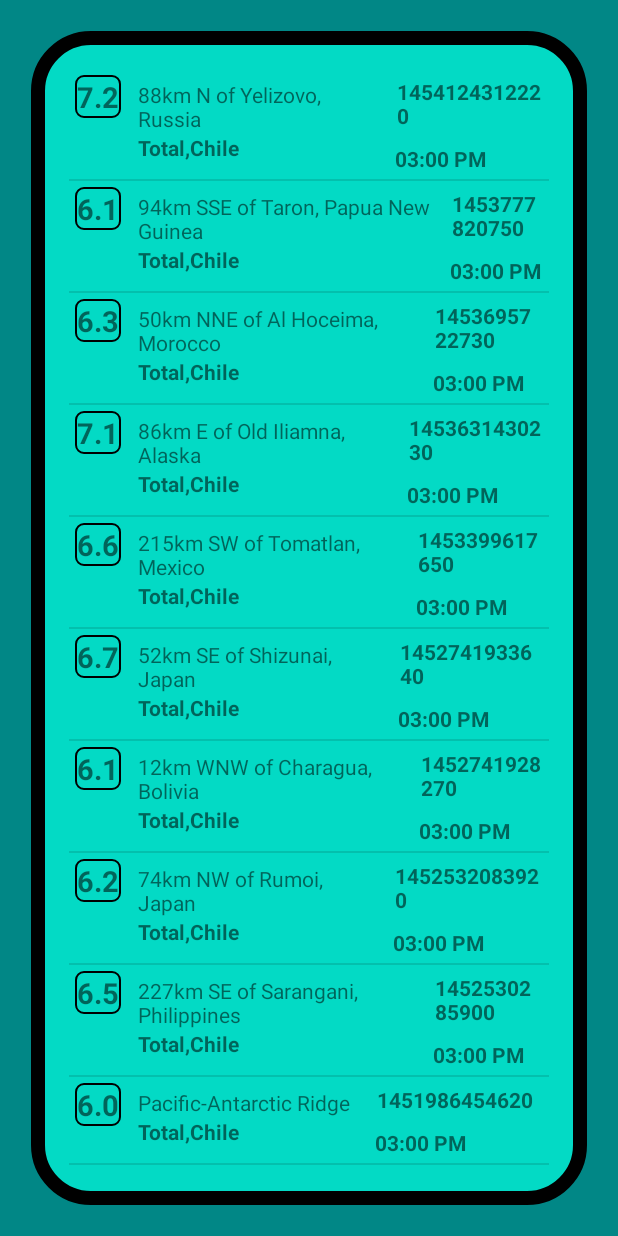
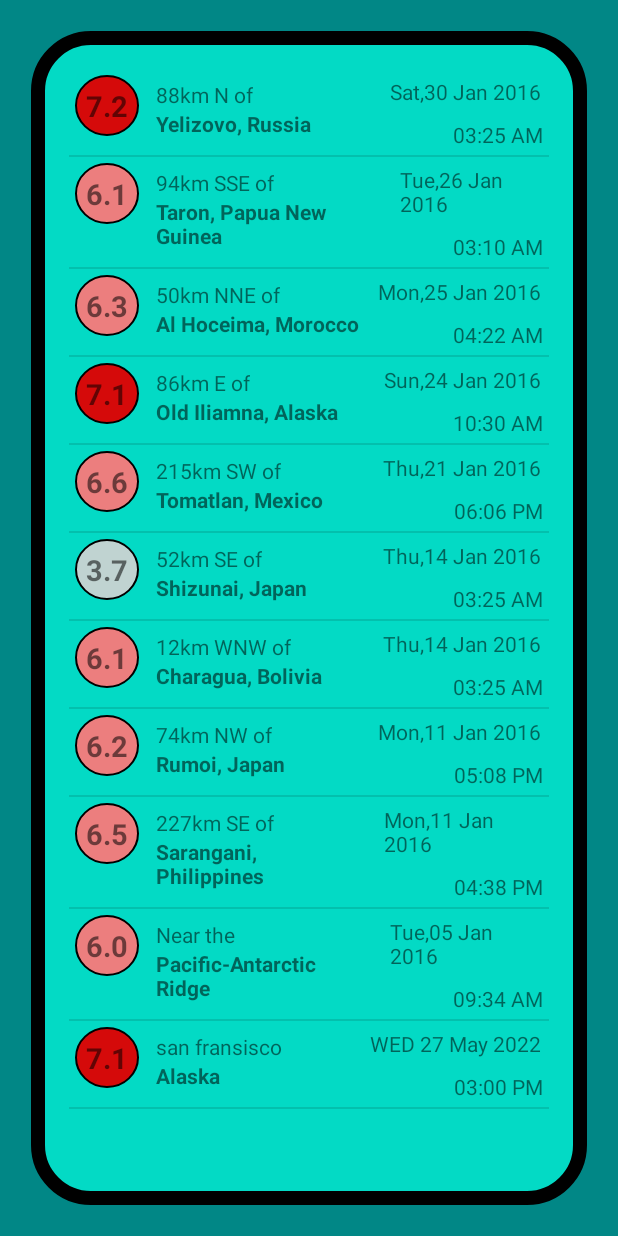
Before and after one commit to ShubhGupta2004/quak, an Android app: the screen it shows after launch (MainActivity), on a phone screen of 412 x 824 dp. Run offline under Robolectric (Android 15) with nearby library versions, the phone set to English and light mode, and no system bars.

Commit message:
1.4 Ui Modification with change in Color

```diff
--- a/app/src/main/java/com/example/quak/MainActivity.java
+++ b/app/src/main/java/com/example/quak/MainActivity.java
@@ -4,7 +4,7 @@ import androidx.appcompat.app.AppCompatActivity;
 
 import android.os.Bundle;
 
-        import android.widget.ArrayAdapter;
+
         import android.widget.ListView;
 
         import java.util.ArrayList;
@@ -21,35 +21,11 @@ public class MainActivity extends AppCompatActivity {
         // Create a fake list of earthquake locations.
         ArrayList<earthQuakeData> earthquakes = QueryUtils.extractEarthquakes();
 
-        earthquakes.add(new earthQuakeData("san fransisco","7.1","27"));
-        earthquakes.add(new earthQuakeData("san fransisco","7.2","27"));
-        earthquakes.add(new earthQuakeData("san fransisco","7.3","27"));
-        earthquakes.add(new earthQuakeData("san fransisco","7.4","27"));
-        earthquakes.add(new earthQuakeData("san fransisco","7.5","27"));
-        earthquakes.add(new earthQuakeData("san frandsisco","7.6","27"));
-        earthquakes.add(new earthQuakeData("san fransisco","7.7","27"));
-        earthquakes.add(new earthQuakeData("san fransisco","7.8","27"));
-        earthquakes.add(new earthQuakeData("san fransisco","7.9","27"));
-        earthquakes.add(new earthQuakeData("san fransisco","7.0","27"));
-        earthquakes.add(new earthQuakeData("san fransisco","7.01","27"));
-        earthquakes.add(new earthQuakeData("san fransisco","7.05","27"));
-        earthquakes.add(new earthQuakeData("san fransisco","7.40","27"));
-        earthquakes.add(new earthQuakeData("san fransisco","74.04","27"));
-        //
-        earthquakes.add(new earthQuakeData("san fransisco","7.340","27"));
-        earthquakes.add(new earthQuakeData("san fransisco","7.30","27"));
-        earthquakes.add(new earthQuakeData("san fransisco","7.30","27"));
-        earthquakes.add(new earthQuakeData("san dransisco","7.30","27"));
-        earthquakes.add(new earthQuakeData("san fransisco","7.320","27"));
-        earthquakes.add(new earthQuakeData("san fransisco","7.3220","27"));
-        earthquakes.add(new earthQuakeData("san fransisco","7.310","27"));
-        earthquakes.add(new earthQuakeData("san fransisco","7.20","27"));
-        earthquakes.add(new earthQuakeData("san fransisco","7.30","27"));
-        earthquakes.add(new earthQuakeData("san fransisco","7.50","27"));
+        earthquakes.add(new earthQuakeData("san fransisco","Alaska","7.1","WED 27 May 2022","03:00 PM"));
 
 
         // Find a reference to the {@link ListView} in the layout
-        ListView earthquakeListView = (ListView) findViewById(R.id.list);
+        ListView earthquakeListView = findViewById(R.id.list);
 
         // Create a new {@link ArrayAdapter} of earthquakes
         QuakeArrayAdapter adapter = new QuakeArrayAdapter(
--- a/app/src/main/java/com/example/quak/QuakeArrayAdapter.java
+++ b/app/src/main/java/com/example/quak/QuakeArrayAdapter.java
@@ -1,7 +1,9 @@
 package com.example.quak;
 
-import  android.app.Activity;
+
 import android.content.Context;
+import android.graphics.drawable.GradientDrawable;
+import android.util.Log;
 import android.view.LayoutInflater;
 import android.view.View;
 import android.view.ViewGroup;
@@ -10,6 +12,7 @@ import android.widget.TextView;
 
 import androidx.annotation.NonNull;
 import androidx.annotation.Nullable;
+import androidx.core.content.ContextCompat;
 
 import java.util.List;
 
@@ -17,6 +20,42 @@ public class QuakeArrayAdapter extends ArrayAdapter<earthQuakeData> {
 
     QuakeArrayAdapter(Context context, List<earthQuakeData> arrayAdapter){
         super(context,0, arrayAdapter);
+
+    }
+    public int getColor(double magnitude){
+
+        int mag1 = (int) Math.floor(magnitude);
+        int resourceId;
+
+        switch (mag1){
+            case 1:
+                resourceId=R.color.magni1;
+                break;
+            case 2:
+                resourceId=R.color.magni2;
+                break;
+            case 3:
+                resourceId=R.color.magni3;
+                break;
+            case 4:
+                resourceId=R.color.magni4;
+                break;
+            case 5:
+                resourceId=R.color.magni5;
+                break;
+            case 6:
+                resourceId=R.color.magni6;
+                break;
+            default:
+                resourceId=R.color.magni7;
+                break;
+
+        }
+
+        Log.d("quack", mag1+" "+resourceId);
+
+
+        return ContextCompat.getColor(getContext(),resourceId);
 
     }
 
@@ -31,6 +70,14 @@ public class QuakeArrayAdapter extends ArrayAdapter<earthQuakeData> {
         earthQuakeData currentEarthQuake = getItem(position);
 
         TextView magnitudeView = listView.findViewById(R.id.magnitude);
+        GradientDrawable gradientDrawable = (GradientDrawable) magnitudeView.getBackground();
+
+        double man = Double.parseDouble( currentEarthQuake.getMag());
+
+        int returnColor = getColor(man);
+
+        gradientDrawable.setColor(returnColor);
+        //magnitudeView.setBackgroundColor(returnColor);
         magnitudeView.setText(currentEarthQuake.getMag());
 
         TextView locationView = listView.findViewById(R.id.location);
@@ -39,6 +86,15 @@ public class QuakeArrayAdapter extends ArrayAdapter<earthQuakeData> {
         TextView dateView = listView.findViewById(R.id.dateOfIncident);
         dateView.setText(currentEarthQuake.getDate());
 
+        TextView TimeView = listView.findViewById(R.id.timeOfIncident);
+        TimeView.setText(currentEarthQuake.getTime());
+
+        TextView countryView = listView.findViewById(R.id.country);
+        countryView.setText(currentEarthQuake.getCountry());
+
+
+
+
         return listView;
     }
 }
--- a/app/src/main/java/com/example/quak/QueryUtils.java
+++ b/app/src/main/java/com/example/quak/QueryUtils.java
@@ -1,12 +1,17 @@
 package com.example.quak;
 
+import android.annotation.SuppressLint;
 import android.util.Log;
+import android.widget.Toast;
 
 import org.json.JSONArray;
 import org.json.JSONException;
 import org.json.JSONObject;
 
+import java.text.DecimalFormat;
+import java.text.SimpleDateFormat;
 import java.util.ArrayList;
+import java.util.Date;
 
 /**
  * Helper methods related to requesting and receiving earthquake data from USGS.
@@ -19,7 +24,7 @@ public final class QueryUtils {
             "{\"type\":\"Feature\",\"properties\":{\"mag\":6.3,\"place\":\"50km NNE of Al Hoceima, Morocco\",\"time\":1453695722730,\"updated\":1460156773040,\"tz\":0,\"url\":\"http://earthquake.usgs.gov/earthquakes/eventpage/us10004gy9\",\"detail\":\"http://earthquake.usgs.gov/fdsnws/event/1/query?eventid=us10004gy9&format=geojson\",\"felt\":117,\"cdi\":7.2,\"mmi\":5.28,\"alert\":\"green\",\"status\":\"reviewed\",\"tsunami\":0,\"sig\":695,\"net\":\"us\",\"code\":\"10004gy9\",\"ids\":\",us10004gy9,gcmt20160125042203,\",\"sources\":\",us,gcmt,\",\"types\":\",cap,dyfi,geoserve,impact-text,losspager,moment-tensor,nearby-cities,origin,phase-data,shakemap,tectonic-summary,\",\"nst\":null,\"dmin\":2.201,\"rms\":0.92,\"gap\":20,\"magType\":\"mww\",\"type\":\"earthquake\",\"title\":\"M 6.3 - 50km NNE of Al Hoceima, Morocco\"},\"geometry\":{\"type\":\"Point\",\"coordinates\":[-3.6818,35.6493,12]},\"id\":\"us10004gy9\"},\n" +
             "{\"type\":\"Feature\",\"properties\":{\"mag\":7.1,\"place\":\"86km E of Old Iliamna, Alaska\",\"time\":1453631430230,\"updated\":1460156770040,\"tz\":-540,\"url\":\"http://earthquake.usgs.gov/earthquakes/eventpage/us10004gqp\",\"detail\":\"http://earthquake.usgs.gov/fdsnws/event/1/query?eventid=us10004gqp&format=geojson\",\"felt\":1816,\"cdi\":7.2,\"mmi\":6.6,\"alert\":\"green\",\"status\":\"reviewed\",\"tsunami\":1,\"sig\":1496,\"net\":\"us\",\"code\":\"10004gqp\",\"ids\":\",at00o1gd6r,us10004gqp,ak12496371,gcmt20160124103030,\",\"sources\":\",at,us,ak,gcmt,\",\"types\":\",cap,dyfi,finite-fault,general-link,general-text,geoserve,impact-link,impact-text,losspager,moment-tensor,nearby-cities,origin,phase-data,shakemap,tectonic-summary,trump-origin,\",\"nst\":null,\"dmin\":0.72,\"rms\":2.11,\"gap\":19,\"magType\":\"mww\",\"type\":\"earthquake\",\"title\":\"M 7.1 - 86km E of Old Iliamna, Alaska\"},\"geometry\":{\"type\":\"Point\",\"coordinates\":[-153.4051,59.6363,129]},\"id\":\"us10004gqp\"},\n" +
             "{\"type\":\"Feature\",\"properties\":{\"mag\":6.6,\"place\":\"215km SW of Tomatlan, Mexico\",\"time\":1453399617650,\"updated\":1459963829040,\"tz\":-420,\"url\":\"http://earthquake.usgs.gov/earthquakes/eventpage/us10004g4l\",\"detail\":\"http://earthquake.usgs.gov/fdsnws/event/1/query?eventid=us10004g4l&format=geojson\",\"felt\":11,\"cdi\":2.7,\"mmi\":3.92,\"alert\":\"green\",\"status\":\"reviewed\",\"tsunami\":1,\"sig\":673,\"net\":\"us\",\"code\":\"10004g4l\",\"ids\":\",at00o1bebo,pt16021050,us10004g4l,gcmt20160121180659,\",\"sources\":\",at,pt,us,gcmt,\",\"types\":\",cap,dyfi,geoserve,impact-link,impact-text,losspager,moment-tensor,nearby-cities,origin,phase-data,shakemap,tectonic-summary,\",\"nst\":null,\"dmin\":2.413,\"rms\":0.98,\"gap\":74,\"magType\":\"mww\",\"type\":\"earthquake\",\"title\":\"M 6.6 - 215km SW of Tomatlan, Mexico\"},\"geometry\":{\"type\":\"Point\",\"coordinates\":[-106.9337,18.8239,10]},\"id\":\"us10004g4l\"},\n" +
-            "{\"type\":\"Feature\",\"properties\":{\"mag\":6.7,\"place\":\"52km SE of Shizunai, Japan\",\"time\":1452741933640,\"updated\":1459304879040,\"tz\":540,\"url\":\"http://earthquake.usgs.gov/earthquakes/eventpage/us10004ebx\",\"detail\":\"http://earthquake.usgs.gov/fdsnws/event/1/query?eventid=us10004ebx&format=geojson\",\"felt\":51,\"cdi\":5.8,\"mmi\":6.45,\"alert\":\"green\",\"status\":\"reviewed\",\"tsunami\":1,\"sig\":720,\"net\":\"us\",\"code\":\"10004ebx\",\"ids\":\",us10004ebx,pt16014050,at00o0xauk,gcmt20160114032534,\",\"sources\":\",us,pt,at,gcmt,\",\"types\":\",associate,cap,dyfi,geoserve,impact-link,impact-text,losspager,moment-tensor,nearby-cities,origin,phase-data,shakemap,\",\"nst\":null,\"dmin\":0.281,\"rms\":0.98,\"gap\":22,\"magType\":\"mww\",\"type\":\"earthquake\",\"title\":\"M 6.7 - 52km SE of Shizunai, Japan\"},\"geometry\":{\"type\":\"Point\",\"coordinates\":[142.781,41.9723,46]},\"id\":\"us10004ebx\"},\n" +
+            "{\"type\":\"Feature\",\"properties\":{\"mag\":3.7,\"place\":\"52km SE of Shizunai, Japan\",\"time\":1452741933640,\"updated\":1459304879040,\"tz\":540,\"url\":\"http://earthquake.usgs.gov/earthquakes/eventpage/us10004ebx\",\"detail\":\"http://earthquake.usgs.gov/fdsnws/event/1/query?eventid=us10004ebx&format=geojson\",\"felt\":51,\"cdi\":5.8,\"mmi\":6.45,\"alert\":\"green\",\"status\":\"reviewed\",\"tsunami\":1,\"sig\":720,\"net\":\"us\",\"code\":\"10004ebx\",\"ids\":\",us10004ebx,pt16014050,at00o0xauk,gcmt20160114032534,\",\"sources\":\",us,pt,at,gcmt,\",\"types\":\",associate,cap,dyfi,geoserve,impact-link,impact-text,losspager,moment-tensor,nearby-cities,origin,phase-data,shakemap,\",\"nst\":null,\"dmin\":0.281,\"rms\":0.98,\"gap\":22,\"magType\":\"mww\",\"type\":\"earthquake\",\"title\":\"M 6.7 - 52km SE of Shizunai, Japan\"},\"geometry\":{\"type\":\"Point\",\"coordinates\":[142.781,41.9723,46]},\"id\":\"us10004ebx\"},\n" +
             "{\"type\":\"Feature\",\"properties\":{\"mag\":6.1,\"place\":\"12km WNW of Charagua, Bolivia\",\"time\":1452741928270,\"updated\":1459304879040,\"tz\":-240,\"url\":\"http://earthquake.usgs.gov/earthquakes/eventpage/us10004ebw\",\"detail\":\"http://earthquake.usgs.gov/fdsnws/event/1/query?eventid=us10004ebw&format=geojson\",\"felt\":3,\"cdi\":2.2,\"mmi\":2.21,\"alert\":\"green\",\"status\":\"reviewed\",\"tsunami\":0,\"sig\":573,\"net\":\"us\",\"code\":\"10004ebw\",\"ids\":\",us10004ebw,gcmt20160114032528,\",\"sources\":\",us,gcmt,\",\"types\":\",cap,dyfi,geoserve,impact-text,losspager,moment-tensor,nearby-cities,origin,phase-data,shakemap,tectonic-summary,\",\"nst\":null,\"dmin\":5.492,\"rms\":1.04,\"gap\":16,\"magType\":\"mww\",\"type\":\"earthquake\",\"title\":\"M 6.1 - 12km WNW of Charagua, Bolivia\"},\"geometry\":{\"type\":\"Point\",\"coordinates\":[-63.3288,-19.7597,582.56]},\"id\":\"us10004ebw\"},\n" +
             "{\"type\":\"Feature\",\"properties\":{\"mag\":6.2,\"place\":\"74km NW of Rumoi, Japan\",\"time\":1452532083920,\"updated\":1459304875040,\"tz\":540,\"url\":\"http://earthquake.usgs.gov/earthquakes/eventpage/us10004djn\",\"detail\":\"http://earthquake.usgs.gov/fdsnws/event/1/query?eventid=us10004djn&format=geojson\",\"felt\":8,\"cdi\":3.4,\"mmi\":3.74,\"alert\":\"green\",\"status\":\"reviewed\",\"tsunami\":0,\"sig\":594,\"net\":\"us\",\"code\":\"10004djn\",\"ids\":\",us10004djn,gcmt20160111170803,\",\"sources\":\",us,gcmt,\",\"types\":\",cap,dyfi,geoserve,impact-text,losspager,moment-tensor,nearby-cities,origin,phase-data,shakemap,tectonic-summary,\",\"nst\":null,\"dmin\":1.139,\"rms\":0.96,\"gap\":33,\"magType\":\"mww\",\"type\":\"earthquake\",\"title\":\"M 6.2 - 74km NW of Rumoi, Japan\"},\"geometry\":{\"type\":\"Point\",\"coordinates\":[141.0867,44.4761,238.81]},\"id\":\"us10004djn\"},\n" +
             "{\"type\":\"Feature\",\"properties\":{\"mag\":6.5,\"place\":\"227km SE of Sarangani, Philippines\",\"time\":1452530285900,\"updated\":1459304874040,\"tz\":480,\"url\":\"http://earthquake.usgs.gov/earthquakes/eventpage/us10004dj5\",\"detail\":\"http://earthquake.usgs.gov/fdsnws/event/1/query?eventid=us10004dj5&format=geojson\",\"felt\":1,\"cdi\":2.7,\"mmi\":7.5,\"alert\":\"green\",\"status\":\"reviewed\",\"tsunami\":1,\"sig\":650,\"net\":\"us\",\"code\":\"10004dj5\",\"ids\":\",at00o0srjp,pt16011050,us10004dj5,gcmt20160111163807,\",\"sources\":\",at,pt,us,gcmt,\",\"types\":\",cap,dyfi,geoserve,impact-link,impact-text,losspager,moment-tensor,nearby-cities,origin,phase-data,shakemap,tectonic-summary,\",\"nst\":null,\"dmin\":3.144,\"rms\":0.72,\"gap\":22,\"magType\":\"mww\",\"type\":\"earthquake\",\"title\":\"M 6.5 - 227km SE of Sarangani, Philippines\"},\"geometry\":{\"type\":\"Point\",\"coordinates\":[126.8621,3.8965,13]},\"id\":\"us10004dj5\"},\n" +
@@ -58,11 +63,38 @@ public final class QueryUtils {
                 String loc = obj3.getString("place");
                 String time = obj3.getString("time");
                 double mag = obj3.getDouble("mag");
-                String m=Double.toString(mag);
+                String m;
+                String s1,s2;
+
+                if(loc.contains(" of ")){
+                    int index = loc.indexOf(" of ");
+                    s1=loc.substring(0,index+3);
+                    s2=loc.substring(index+4);
+                }else{
+                    s1="Near the";
+                    s2=loc;
+                }
+
+                long timeInMilli = Long.parseLong(time);
+                Date date = new Date(timeInMilli);
+
+                @SuppressLint("SimpleDateFormat") SimpleDateFormat simpleDateFormat = new SimpleDateFormat("EEE,dd MMM yyyy - hh:mm aaa");
+
+                String DateToShow = simpleDateFormat.format(date);
+
+                String s3,s4;
+
+                int j=DateToShow.indexOf(" - ");
+                s3=DateToShow.substring(0,j);
+                s4=DateToShow.substring(j+3);
+
+                //decimal formatter
+
+                DecimalFormat decimalFormat = new DecimalFormat("0.0");
+                m=decimalFormat.format(mag);
 
 
-
-                earthquakes.add(new earthQuakeData(loc,m,time));
+                earthquakes.add(new earthQuakeData(s1,s2,m,s3,s4));
 
             }
 
@@ -73,6 +105,7 @@ public final class QueryUtils {
             // catch the exception here, so the app doesn't crash. Print a log message
             // with the message from the exception.
             Log.e("QueryUtils", "Problem parsing the earthquake JSON results", e);
+            //Toast.makeText(MainActivity.class, "Something went wrong", Toast.LENGTH_SHORT).show();
         }
 
         // Return the list of earthquakes
--- a/app/src/main/java/com/example/quak/earthQuakeData.java
+++ b/app/src/main/java/com/example/quak/earthQuakeData.java
@@ -2,24 +2,38 @@ package com.example.quak;
 
 public class earthQuakeData {
     private final String name;
+    private final String country;
+
     private final String mag;
     private final String date;
 
-    earthQuakeData(String name,String mag,String date){
-        this.date=date;
-        this.mag=mag;
-        this.name=name;
+    private final String time;
+
+    public earthQuakeData(String name, String country, String mag, String date, String time) {
+        this.name = name;
+        this.country = country;
+        this.mag = mag;
+        this.date = date;
+        this.time = time;
     }
 
     public String getName() {
         return name;
     }
 
-    public String  getMag() {
+    public String getCountry() {
+        return country;
+    }
+
+    public String getMag() {
         return mag;
     }
 
     public String getDate() {
         return date;
     }
+
+    public String getTime() {
+        return time;
+    }
 }
--- a/app/src/main/res/drawable/mag_circle.xml
+++ b/app/src/main/res/drawable/mag_circle.xml
@@ -1,16 +1,17 @@
 <?xml version="1.0" encoding="utf-8"?>
-<shape xmlns:android="http://schemas.android.com/apk/res/android">
+<shape xmlns:android="http://schemas.android.com/apk/res/android"
+    android:shape="oval">
     <stroke
         android:width="1dp"
         android:color="@color/black" />
 
-    <solid android:color="@color/teal_200" />
+    <solid
+        android:color="@color/magni7" />
 
-    <padding
-        android:left="1dp"
-        android:right="1dp"
-        android:bottom="1dp"
-        android:top="1dp" />
+    <size
+        android:height="30dp"
+        android:width="30dp"
+        />
 
-    <corners android:radius="5dp" />
+    <corners android:radius="35dp" />
 </shape>
--- a/app/src/main/res/layout/list_for_adapter.xml
+++ b/app/src/main/res/layout/list_for_adapter.xml
@@ -13,12 +13,12 @@
         <TextView
             android:id="@+id/magnitude"
             android:layout_width="wrap_content"
+            android:padding="7dp"
+            android:layout_height="wrap_content"
+           android:layout_margin="4dp"
+            android:gravity="center"
+            android:background="@drawable/mag_circle"
 
-            android:layout_height="wrap_content"
-            android:layout_margin="4dp"
-
-            android:background="@drawable/mag_circle"
-            android:padding="1dp"
             android:text="@string/_12"
             android:textSize="19sp"
             android:textStyle="bold"
@@ -55,23 +55,26 @@
             android:layout_width="wrap_content"
             android:layout_height="wrap_content"
             android:orientation="vertical"
-            android:layout_weight="1">
+            android:layout_weight="1"
+            android:layout_gravity="end">
 
             <TextView
                 android:id="@+id/dateOfIncident"
                 android:layout_width="wrap_content"
                 android:layout_height="wrap_content"
-                android:layout_weight="1"
+                android:layout_gravity="end"
+
                 android:padding="5dp"
-                android:text="@string/_27_may_2022"
-                android:textStyle="bold" />
+                android:text="@string/_27_may_2022" />
+
             <TextView
                 android:layout_width="wrap_content"
                 android:layout_height="wrap_content"
+                android:layout_gravity="end"
                 android:id="@+id/timeOfIncident"
-                android:text="03:00 PM"
-                android:layout_weight="1"
-                android:textStyle="bold"
+                android:text="@string/_03_00_pm"
+
+
                 android:padding="4dp"
                 />
         </LinearLayout>
--- a/app/src/main/res/values/colors.xml
+++ b/app/src/main/res/values/colors.xml
@@ -5,6 +5,16 @@
     <color name="purple_700">#FF3700B3</color>
     <color name="teal_200">#FF03DAC5</color>
     <color name="teal_700">#FF018786</color>
+    <color name="teal_100">#EB0EFFE7</color>
     <color name="black">#FF000000</color>
-    <color name="white">#FFFFFFFF</color>
+    <color name="white">#FFFFFF</color>
+    <color name="magni1">#F0F0F0</color>
+    <color name="magni2">#E0E0E0</color>
+    <color name="magni3">#E9D3D3D3</color>
+    <color name="magni4">#C0C0C0</color>
+    <color name="magni5">#696969</color>
+    <color name="magni6">#EC7E7E</color>
+    <color name="magni7">#D50A0A</color>
+
+
 </resources>
--- a/app/src/main/res/values/strings.xml
+++ b/app/src/main/res/values/strings.xml
@@ -4,4 +4,5 @@
     <string name="_27_may_2022">27 May 2022</string>
     <string name="shubh_gupta">990KM N of</string>
     <string name="total_chile">Total,Chile</string>
+    <string name="_03_00_pm">03:00 PM</string>
 </resources>
```
